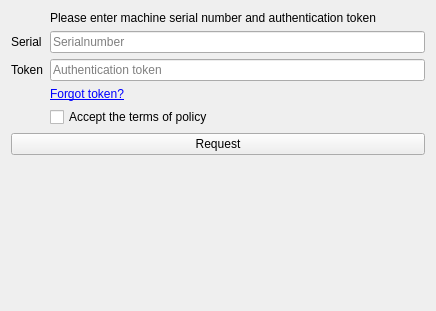
Above: src/libs/installer/sqp/MachineAuthenticationPage.ui from swissQprint/qt-installer-framework before the change. Below: the same form after it.
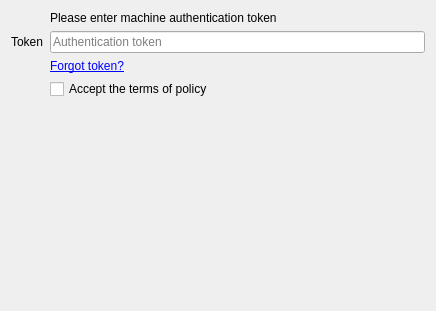
That is the form after the change.

Commit message: Test-Implementation der Tokenverifizierung

What changed in the file:
```diff
--- a/src/libs/installer/sqp/MachineAuthenticationPage.ui
+++ b/src/libs/installer/sqp/MachineAuthenticationPage.ui
@@ -19,25 +19,25 @@
      <item row="0" column="1">
       <widget class="QLabel" name="label_3">
        <property name="text">
-        <string>Please enter machine serial number and authentication token</string>
+        <string>Please enter machine authentication token</string>
        </property>
       </widget>
      </item>
-     <item row="2" column="0">
+     <item row="1" column="0">
       <widget class="QLabel" name="label_4">
        <property name="text">
         <string>Token</string>
        </property>
       </widget>
      </item>
-     <item row="2" column="1">
-      <widget class="QLineEdit" name="token">
+     <item row="1" column="1">
+      <widget class="QLineEdit" name="authenticationToken">
        <property name="placeholderText">
         <string>Authentication token</string>
        </property>
       </widget>
      </item>
-     <item row="3" column="1">
+     <item row="2" column="1">
       <widget class="QLabel" name="label_2">
        <property name="text">
         <string>&lt;a href=&quot;https://extranet.swissqprint.com/en/login#/show-forgot-password&quot;&gt;Forgot token?&lt;/a&gt;</string>
@@ -53,33 +53,22 @@
        </property>
       </widget>
      </item>
-     <item row="4" column="1">
+     <item row="3" column="1">
       <widget class="QCheckBox" name="policyAcceptance">
        <property name="text">
         <string>Accept the terms of policy</string>
        </property>
       </widget>
      </item>
-     <item row="1" column="1">
-      <widget class="QLineEdit" name="serialnumber">
-       <property name="placeholderText">
-        <string>Serialnumber</string>
-       </property>
-      </widget>
-     </item>
-     <item row="1" column="0">
-      <widget class="QLabel" name="label">
-       <property name="text">
-        <string>Serial</string>
-       </property>
-      </widget>
-     </item>
     </layout>
    </item>
    <item>
-    <widget class="QPushButton" name="btnRequest">
+    <widget class="QLabel" name="lblFeedback">
      <property name="text">
-      <string>Request</string>
+      <string/>
+     </property>
+     <property name="wordWrap">
+      <bool>true</bool>
      </property>
     </widget>
    </item>
```
The commit also changes 2 other files.
